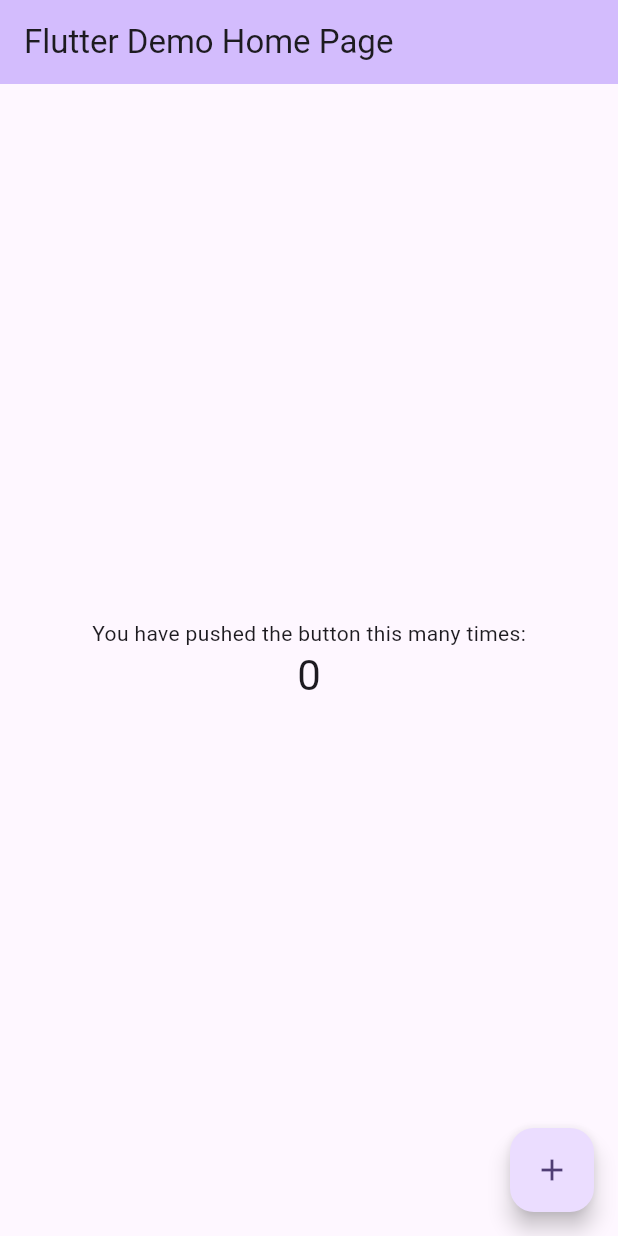
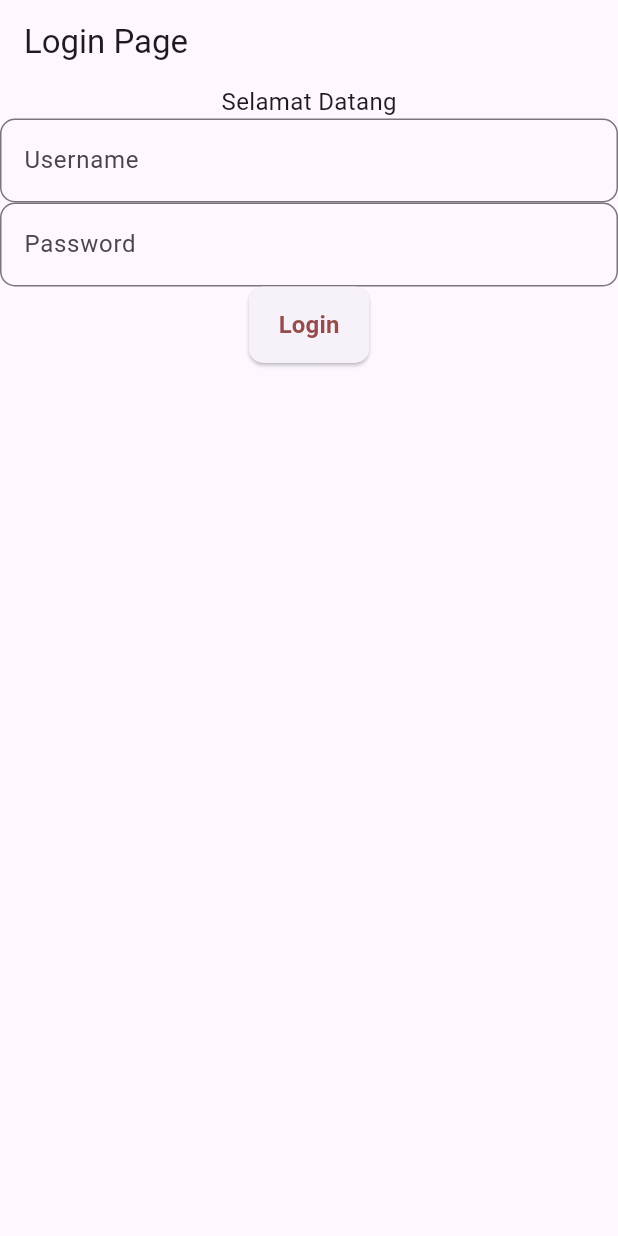
Before and after one commit to Sayanoobq/pas-mobiledev, a Flutter app: the screen it shows after launch, on a phone screen of 412 x 824 dp. Run offline on Flutter 3.47's test engine with Material 3 defaults, Android fonts, the phone set to English and light mode, and no system bars; our stand-ins replace get; accounts and stored records are empty.

Commit message:
Membuat Login Page

```diff
--- /dev/null
+++ b/lib/Components/custom_elevetedButton.dart
@@ -0,0 +1,37 @@
+import 'package:flutter/material.dart';
+
+class CustomElevatedbutton extends StatelessWidget {
+  final String text;
+  final VoidCallback onPressed;
+  final Color? backgroundColor;
+  final Color? textColor;
+  final double fontSize;
+
+  const CustomElevatedbutton({
+    super.key,
+    required this.text,
+    required this.onPressed,
+    this.backgroundColor,
+    this.textColor,
+    this.fontSize = 16,
+  });
+
+  @override
+  Widget build(BuildContext context) {
+    return ElevatedButton(
+      onPressed: onPressed,
+      style: ElevatedButton.styleFrom(
+        shape: RoundedRectangleBorder(borderRadius: BorderRadius.circular(10)),
+        padding: const EdgeInsets.symmetric(vertical: 14, horizontal: 20),
+      ),
+      child: Text(
+        text,
+        style: TextStyle(
+          fontSize: fontSize,
+          fontWeight: FontWeight.bold,
+          color: textColor ?? const Color.fromARGB(255, 151, 76, 76),
+        ),
+      ),
+    );
+  }
+}
--- /dev/null
+++ b/lib/Components/custom_text.dart
@@ -0,0 +1,30 @@
+import 'package:flutter/material.dart';
+
+class CustomText extends StatelessWidget {
+  final String text;
+  final double fontSize;
+  final Color? color;
+  final FontWeight fontWeight;
+  final TextAlign? textAlign;
+  const CustomText({
+    super.key,
+    required this.text,
+    this.fontSize = 16,
+    this.color,
+    this.fontWeight = FontWeight.normal,
+    this.textAlign,
+  });
+
+  @override
+  Widget build(BuildContext context) {
+    return Text(
+      text,
+      textAlign: textAlign,
+      style: TextStyle(
+        fontSize: fontSize,
+        color: color,
+        fontWeight: fontWeight,
+      ),
+    );
+  }
+}
--- /dev/null
+++ b/lib/Components/custom_textfield.dart
@@ -0,0 +1,24 @@
+import 'package:flutter/material.dart';
+
+class CustomTextfield extends StatelessWidget {
+  final String myHint;
+  final TextEditingController txtController;
+
+  const CustomTextfield({
+    super.key,
+    required this.myHint,
+    required this.txtController,
+  });
+
+  @override
+  Widget build(BuildContext context) {
+    return TextField(
+      controller: txtController,
+      keyboardType: TextInputType.text,
+      decoration: InputDecoration(
+        hintText: myHint,
+        border: OutlineInputBorder(borderRadius: BorderRadius.circular(10)),
+      ),
+    );
+  }
+}
--- /dev/null
+++ b/lib/Page/login_page.dart
@@ -0,0 +1,42 @@
+import 'package:flutter/material.dart';
+import 'package:flutter/widgets.dart';
+import 'package:get/get_instance/get_instance.dart';
+import 'package:get/utils.dart';
+import 'package:pas/Components/custom_elevetedButton.dart';
+import 'package:pas/Components/custom_text.dart';
+import 'package:pas/Components/custom_textfield.dart';
+import 'package:pas/controller/login_page_controller.dart';
+
+class LoginPage extends StatelessWidget {
+    LoginPage({super.key});
+
+  final LoginController controller = Get.put(LoginController());
+
+  @override
+  Widget build(BuildContext context) {
+    return Scaffold(
+      appBar: AppBar(title: Text("Login Page"),),
+      body: Column(
+        children: [
+          CustomText(
+            text: "Selamat Datang",
+          ),
+          Container(
+            child: CustomTextfield(
+            myHint: "Username",
+            txtController: controller.txtUsername),
+          ),
+          Container(
+            child: CustomTextfield(
+            myHint: "Password",
+            txtController: controller.txtPassword),
+          ),
+          CustomElevatedbutton(
+            text: "Login",
+            onPressed: controller.login
+            )
+        ],
+      ),
+    );
+  }
+}
--- /dev/null
+++ b/lib/controller/login_page_controller.dart
@@ -0,0 +1,47 @@
+import 'package:flutter/cupertino.dart';
+import 'package:pas/models/login_model.dart';
+import 'package:get/get.dart';
+import 'package:http/http.dart' as http;
+// import 'package:pas/routes.dart';
+
+class LoginController extends GetxController{
+  TextEditingController txtUsername = TextEditingController();
+  TextEditingController txtPassword = TextEditingController();
+
+  var loginModel = Rxn<LoginModel>();
+  var isLoading = false.obs;
+
+  // Method hit API
+  void login() async{
+    if(txtUsername.text.toString().isEmpty || txtPassword.text.toString().isEmpty){
+      Get.snackbar("error", "username dan password harus terisi");
+    }else {
+      try {
+        isLoading.value = true; // tanda loading
+        final url = Uri.parse("https://mediadwi.com/api/latihan/login");
+
+        final response = await http.post(url, body: {
+          "username" : txtUsername.text.toString(),
+          "password" : txtPassword.text.toString()
+        });
+
+        isLoading.value = false;
+        if(response.statusCode == 200){
+          loginModel.value = loginModelFromJson(response.body);
+
+          if (loginModel.value!.status) {
+            Get.snackbar("Berhasil", loginModel.value?.message ?? "Login Berhasil");
+            // Get.offNamed(Routes.mainMenu);
+          } else {
+            Get.snackbar("Gagal", loginModel.value?.message ?? "Login Gagal");
+          }
+        } else {
+          Get.snackbar("Gagal", "Cek internet connection");
+        }
+      } catch (e) {
+        isLoading.value = false;
+        Get.snackbar("Gagal", e.toString());
+      }
+    }
+  }
+}
--- a/lib/main.dart
+++ b/lib/main.dart
@@ -1,4 +1,6 @@
-import 'package:material_ui/material_ui.dart';
+import 'package:flutter/material.dart';
+import 'package:get/get.dart';
+import 'package:pas/routes.dart';
 
 void main() {
   runApp(const MyApp());
@@ -10,113 +12,10 @@ class MyApp extends StatelessWidget {
   // This widget is the root of your application.
   @override
   Widget build(BuildContext context) {
-    return MaterialApp(
-      title: 'Flutter Demo',
-      theme: ThemeData(
-        // This is the theme of your application.
-        //
-        // TRY THIS: Try running your application with "flutter run". You'll see
-        // the application has a purple toolbar. Then, without quitting the app,
-        // try changing the seedColor in the colorScheme below to Colors.green
-        // and then invoke "hot reload" (save your changes or press the "hot
-        // reload" button in a Flutter-supported IDE, or press "r" if you used
-        // the command line to start the app).
-        //
-        // Notice that the counter didn't reset back to zero; the application
-        // state is not lost during the reload. To reset the state, use hot
-        // restart instead.
-        //
-        // This works for code too, not just values: Most code changes can be
-        // tested with just a hot reload.
-        colorScheme: .fromSeed(seedColor: Colors.deepPurple),
-      ),
-      home: const MyHomePage(title: 'Flutter Demo Home Page'),
+    return GetMaterialApp(
+      title: "Belajar Flutter GetX",
+      initialRoute: Routes.login,
+      getPages: Routes.myPages,
     );
   }
 }
-
-class MyHomePage extends StatefulWidget {
-  const MyHomePage({super.key, required this.title});
-
-  // This widget is the home page of your application. It is stateful, meaning
-  // that it has a State object (defined below) that contains fields that affect
-  // how it looks.
-
-  // This class is the configuration for the state. It holds the values (in this
-  // case the title) provided by the parent (in this case the App widget) and
-  // used by the build method of the State. Fields in a Widget subclass are
-  // always marked "final".
-
-  final String title;
-
-  @override
-  State<MyHomePage> createState() => _MyHomePageState();
-}
-
-class _MyHomePageState extends State<MyHomePage> {
-  int _counter = 0;
-
-  void _incrementCounter() {
-    setState(() {
-      // This call to setState tells the Flutter framework that something has
-      // changed in this State, which causes it to rerun the build method below
-      // so that the display can reflect the updated values. If we changed
-      // _counter without calling setState(), then the build method would not be
-      // called again, and so nothing would appear to happen.
-      _counter++;
-    });
-  }
-
-  @override
-  Widget build(BuildContext context) {
-    // This method is rerun every time setState is called, for instance as done
-    // by the _incrementCounter method above.
-    //
-    // The Flutter framework has been optimized to make rerunning build methods
-    // fast, so that you can just rebuild anything that needs updating rather
-    // than having to individually change instances of widgets.
-    return Scaffold(
-      appBar: AppBar(
-        // TRY THIS: Try changing the color here to a specific color (to
-        // Colors.amber, perhaps?) and trigger a hot reload to see the AppBar
-        // change color while the other colors stay the same.
-        backgroundColor: Theme.of(context).colorScheme.inversePrimary,
-        // Here we take the value from the MyHomePage object that was created by
-        // the App.build method, and use it to set our appbar title.
-        title: Text(widget.title),
-      ),
-      body: Center(
-        // Center is a layout widget. It takes a single child and positions it
-        // in the middle of the parent.
-        child: Column(
-          // Column is also a layout widget. It takes a list of children and
-          // arranges them vertically. By default, it sizes itself to fit its
-          // children horizontally, and tries to be as tall as its parent.
-          //
-          // Column has various properties to control how it sizes itself and
-          // how it positions its children. Here we use mainAxisAlignment to
-          // center the children vertically; the main axis here is the vertical
-          // axis because Columns are vertical (the cross axis would be
-          // horizontal).
-          //
-          // TRY THIS: Invoke "debug painting" (choose the "Toggle Debug Paint"
-          // action in the IDE, or press "p" in the console), to see the
-          // wireframe for each widget.
-          mainAxisAlignment: .center,
-          children: [
-            const Text('You have pushed the button this many times:'),
-            Text(
-              '$_counter',
-              style: Theme.of(context).textTheme.headlineMedium,
-            ),
-          ],
-        ),
-      ),
-      floatingActionButton: FloatingActionButton(
-        onPressed: _incrementCounter,
-        tooltip: 'Increment',
-        child: const Icon(Icons.add),
-      ),
-    );
-  }
-}
--- /dev/null
+++ b/lib/models/login_model.dart
@@ -0,0 +1,33 @@
+// To parse this JSON data, do
+//
+//     final loginModel = loginModelFromJson(jsonString);
+
+import 'dart:convert';
+
+LoginModel loginModelFromJson(String str) => LoginModel.fromJson(json.decode(str));
+
+String loginModelToJson(LoginModel data) => json.encode(data.toJson());
+
+class LoginModel {
+  final bool status;
+  final String message;
+  final String token;
+
+  LoginModel({
+    required this.status,
+    required this.message,
+    required this.token,
+  });
+
+  factory LoginModel.fromJson(Map<String, dynamic> json) => LoginModel(
+    status: json["status"],
+    message: json["message"],
+    token: json["token"],
+  );
+
+  Map<String, dynamic> toJson() => {
+    "status": status,
+    "message": message,
+    "token": token,
+  };
+}
--- /dev/null
+++ b/lib/routes.dart
@@ -0,0 +1,10 @@
+import 'package:get/route_manager.dart';
+import 'package:pas/Page/login_page.dart';
+
+class Routes {
+  static const String login = "/login";
+
+  static final myPages = [
+    GetPage(name: login, page: () => LoginPage())
+  ];
+}
--- a/pubspec.yaml
+++ b/pubspec.yaml
@@ -19,7 +19,7 @@ publish_to: 'none' # Remove this line if you wish to publish to pub.dev
 version: 1.0.0+1
 
 environment:
-  sdk: ^3.14.0
+  sdk: ^3.13.5
 
 # Dependencies specify other packages that your package needs in order to work.
 # To automatically upgrade your package dependencies to the latest versions
@@ -35,6 +35,8 @@ dependencies:
   # The following adds the Cupertino Icons font to your application.
   # Use with the CupertinoIcons class for iOS style icons.
   cupertino_icons: ^1.0.8
+  get: ^4.7.3
+  http: ^1.5.0
 
 dev_dependencies:
   flutter_test:
```
Also changed, not shown: lib/Page/main_menu_page.dart (added, +42 -0 lines), lib/Page/menu/home_page.dart (added, +117 -0 lines), lib/Page/menu/profile_page.dart (added, +59 -0 lines), lib/Page/menu/feat_page.dart (added), lib/models/makanan_model.dart (added), pubspec.lock.
